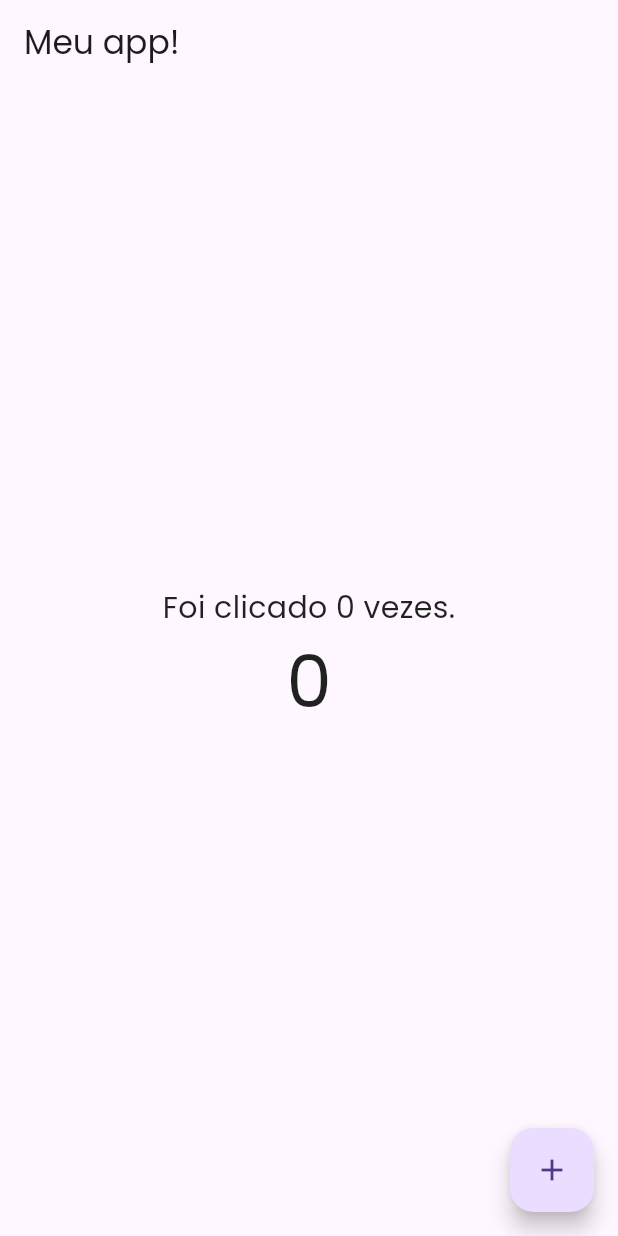
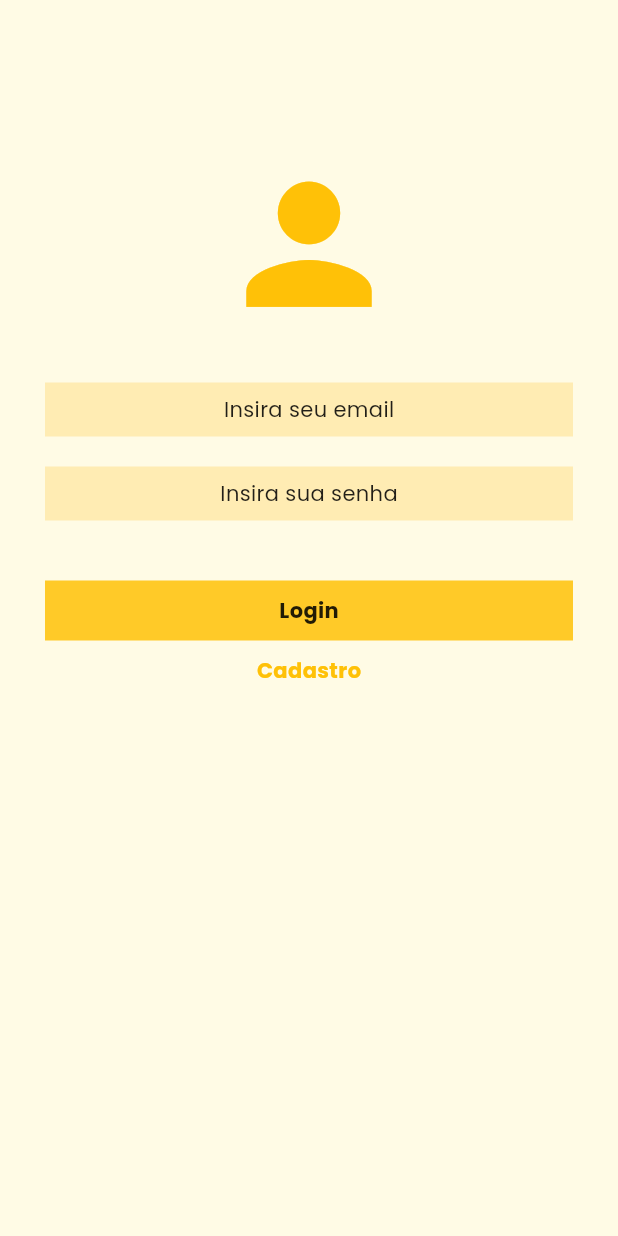
Before and after one commit to mdteixeira/Flutter, a Flutter app: the screen it shows after launch, on a phone screen of 412 x 824 dp. Run offline on Flutter 3.47's test engine with Material 2 defaults, Android fonts, the phone set to English and light mode, and no system bars; our stand-ins replace google_fonts.

Commit message:
Tela de Login / Gerador de números aleatórios

```diff
--- a/flutter_estudos/lib/my_app.dart
+++ b/flutter_estudos/lib/my_app.dart
@@ -1,5 +1,5 @@
 import 'package:flutter/material.dart';
-import 'package:flutter_estudos/pages/home_page.dart';
+import 'package:flutter_estudos/pages/login_page.dart';
 import 'package:google_fonts/google_fonts.dart';
 
 class MyApp extends StatelessWidget {
@@ -13,7 +13,7 @@ class MyApp extends StatelessWidget {
           useMaterial3: true,
           primarySwatch: Colors.blue,
           textTheme: GoogleFonts.poppinsTextTheme()),
-      home: const HomePage(),
+      home: const LoginPage(),
     );
   }
 }
--- /dev/null
+++ b/flutter_estudos/lib/pages/login_page.dart
@@ -0,0 +1,76 @@
+import 'package:flutter/cupertino.dart';
+import 'package:flutter/material.dart';
+
+class LoginPage extends StatefulWidget {
+  const LoginPage({super.key});
+
+  @override
+  State<LoginPage> createState() => _LoginPageState();
+}
+
+class _LoginPageState extends State<LoginPage> {
+  @override
+  Widget build(BuildContext context) {
+    return SafeArea(
+      child: Scaffold(
+        backgroundColor: const Color.fromARGB(255, 255, 251, 229),
+        body: SizedBox(
+          width: double.infinity,
+          child: Column(
+            crossAxisAlignment: CrossAxisAlignment.center,
+            children: [
+              const SizedBox(height: 100),
+              const Icon(
+                Icons.person,
+                size: 125,
+                color: Colors.amber,
+              ),
+              const SizedBox(
+                height: 20,
+              ),
+              Container(
+                width: double.infinity,
+                color: Colors.amber.shade100,
+                margin:
+                    const EdgeInsets.symmetric(horizontal: 30, vertical: 10),
+                height: 36,
+                alignment: Alignment.center,
+                child: const Text("Insira seu email"),
+              ),
+              Container(
+                width: double.infinity,
+                color: Colors.amber.shade100,
+                margin:
+                    const EdgeInsets.symmetric(horizontal: 30, vertical: 10),
+                height: 36,
+                alignment: Alignment.center,
+                child: const Text("Insira sua senha"),
+              ),
+              Container(
+                  width: double.infinity,
+                  color: Colors.amber.shade400,
+                  margin: const EdgeInsets.fromLTRB(30, 30, 30, 0),
+                  height: 40,
+                  alignment: Alignment.center,
+                  child: const Text(
+                    "Login",
+                    style: TextStyle(fontWeight: FontWeight.bold),
+                  )),
+              Container(
+                width: double.infinity,
+                margin: const EdgeInsets.symmetric(horizontal: 30),
+                height: 40,
+                alignment: Alignment.center,
+                child: const Text(
+                  "Cadastro",
+                  style: TextStyle(
+                      color: Colors.amber, fontWeight: FontWeight.bold),
+                ),
+              )
+            ],
+          ),
+        ),
+      ),
+    );
+  }
+}
```
